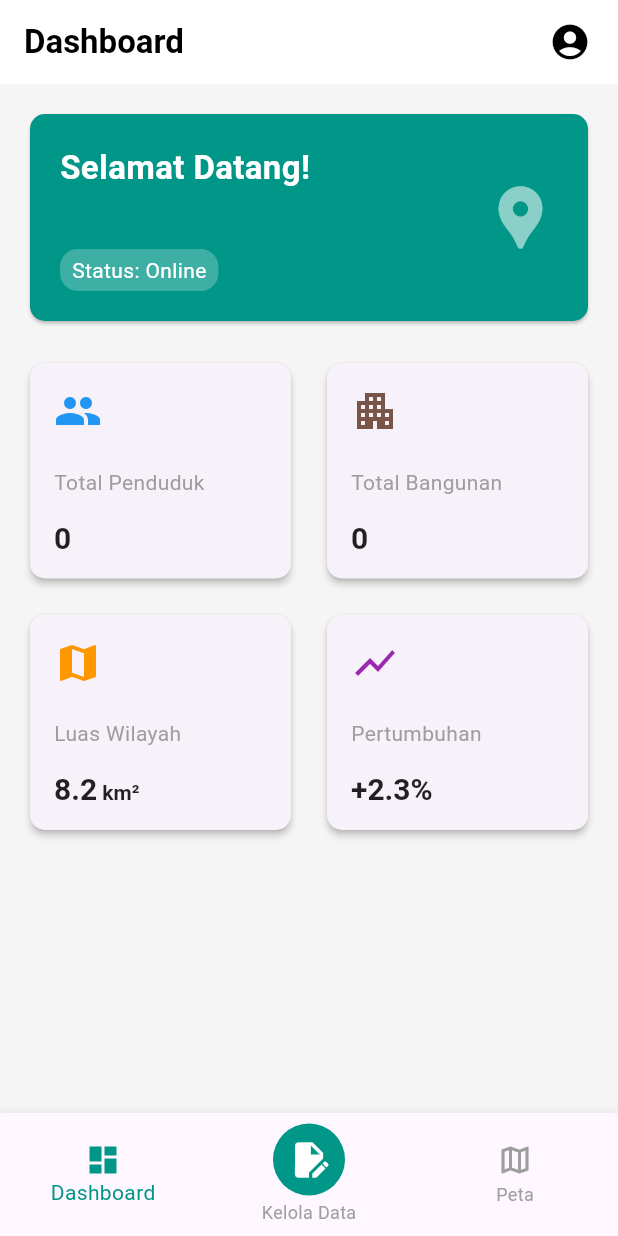
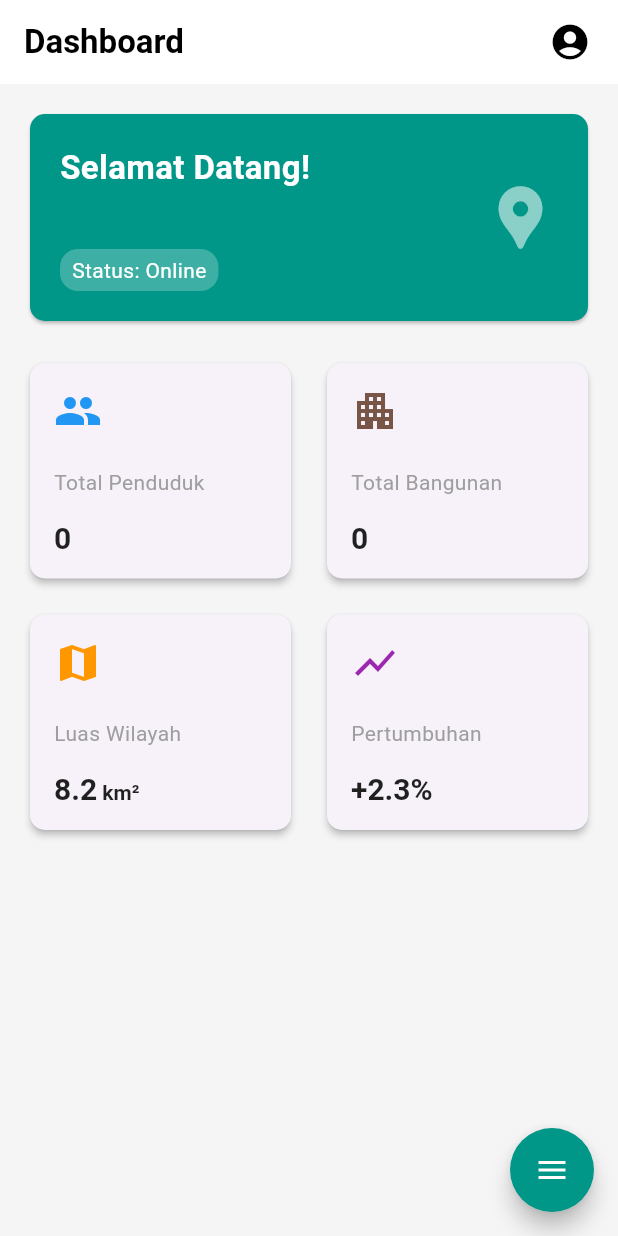
Before and after one commit to aruhaxs/siges_mobile, a Flutter app: the screen it shows once a user with an empty profile is signed in, on a phone screen of 412 x 824 dp. Run offline on Flutter 3.47's test engine with Material 3 defaults, Android fonts, the phone set to English and light mode, and no system bars; drawn by our look-alikes of flutter_speed_dial; our stand-ins replace firebase_auth, firebase_core, firebase_database, flutter_map, google_sign_in, googleapis_auth and 3 more; missing offline and left inert: googleapis; accounts and stored records are empty; generated files the repository leaves out were written again.

Commit message:
feat: redesign main screens

```diff
--- a/lib/src/screens/dashboard_screen.dart
+++ b/lib/src/screens/dashboard_screen.dart
@@ -3,7 +3,6 @@ import 'package:flutter/material.dart';
 import 'package:firebase_auth/firebase_auth.dart';
 import 'package:firebase_database/firebase_database.dart';
 import 'package:internet_connection_checker_plus/internet_connection_checker_plus.dart';
-import 'dart:collection';
 
 class DashboardScreen extends StatefulWidget {
   const DashboardScreen({super.key});
--- a/lib/src/screens/main_screen.dart
+++ b/lib/src/screens/main_screen.dart
@@ -1,8 +1,9 @@
 import 'package:flutter/material.dart';
+import 'package:flutter_speed_dial/flutter_speed_dial.dart';
 import 'package:apk_sukorame/src/screens/dashboard_screen.dart';
 import 'package:apk_sukorame/src/screens/map_screen.dart';
 import 'package:apk_sukorame/src/screens/buildings/manage_buildings_screen.dart';
-import 'package:apk_sukorame/src/screens/populations/manage_populations_screen.dart'; // Import baru
+import 'package:apk_sukorame/src/screens/populations/manage_populations_screen.dart';
 
 class MainScreen extends StatefulWidget {
   const MainScreen({super.key});
@@ -14,98 +15,74 @@ class MainScreen extends StatefulWidget {
 class _MainScreenState extends State<MainScreen> {
   int _selectedIndex = 0;
 
-  // Halaman Dashboard dan Peta tetap, Kelola Data dipicu oleh tombol tengah
   static const List<Widget> _pages = <Widget>[
     DashboardScreen(),
     MapScreen(),
   ];
 
-  void _onItemTapped(int index) {
-    if (index == 1) {
-      // Tombol tengah ditekan
-      _showManageDataOptions();
-    } else {
-      // Mengatur indeks untuk Dashboard (0) dan Peta (2 -> 1)
-      setState(() {
-        _selectedIndex = (index > 1) ? index - 1 : index;
-      });
-    }
-  }
-
-  void _showManageDataOptions() {
-    showModalBottomSheet(
-      context: context,
-      builder: (context) {
-        return Wrap(
-          children: <Widget>[
-            ListTile(
-              leading: const Icon(Icons.apartment),
-              title: const Text('Kelola Data Bangunan'),
-              onTap: () {
-                Navigator.pop(context); // Tutup bottom sheet
-                Navigator.push(context, MaterialPageRoute(builder: (context) => const ManageDataScreen()));
-              },
-            ),
-            ListTile(
-              leading: const Icon(Icons.people_alt),
-              title: const Text('Kelola Data Kependudukan'),
-              onTap: () {
-                Navigator.pop(context); // Tutup bottom sheet
-                Navigator.push(context, MaterialPageRoute(builder: (context) => const ManagePopulationsScreen()));
-              },
-            ),
-          ],
-        );
-      },
-    );
+  void _navigateTo(Widget screen) {
+    Navigator.push(context, MaterialPageRoute(builder: (context) => screen));
   }
 
   @override
   Widget build(BuildContext context) {
-    // Menentukan currentIndex yang benar untuk BottomNavigationBar
-    int navIndex;
-    if (_selectedIndex == 0) { // Dashboard
-      navIndex = 0;
-    } else if (_selectedIndex == 1) { // Peta
-      navIndex = 2;
-    } else {
-      navIndex = 0; // Default
-    }
-
     return Scaffold(
       body: IndexedStack(
         index: _selectedIndex,
         children: _pages,
       ),
-      bottomNavigationBar: BottomNavigationBar(
-        type: BottomNavigationBarType.fixed,
-        items: <BottomNavigationBarItem>[
-          const BottomNavigationBarItem(
-            icon: Icon(Icons.dashboard_outlined),
-            activeIcon: Icon(Icons.dashboard),
+      floatingActionButton: SpeedDial(
+        animatedIcon: AnimatedIcons.menu_close,
+        backgroundColor: Colors.teal,
+        foregroundColor: Colors.white,
+        overlayColor: Colors.black,
+        overlayOpacity: 0.5,
+        animationCurve: Curves.bounceInOut,
+        animationDuration: const Duration(milliseconds: 300),
+        children: [
+          _buildSpeedDialChild(
+            icon: Icons.people_alt,
+            backgroundColor: Colors.orange,
+            label: 'Penduduk',
+            onTap: () => _navigateTo(const ManagePopulationsScreen()),
+          ),
+          _buildSpeedDialChild(
+            icon: Icons.apartment,
+            backgroundColor: Colors.blue,
+            label: 'Bangunan',
+            onTap: () => _navigateTo(const ManageBuildingsScreen()),
+          ),
+          _buildSpeedDialChild(
+            icon: Icons.map,
+            backgroundColor: Colors.red,
+            label: 'Peta',
+            onTap: () => setState(() => _selectedIndex = 1),
+          ),
+          _buildSpeedDialChild(
+            icon: Icons.dashboard,
+            backgroundColor: Colors.green,
             label: 'Dashboard',
-          ),
-          BottomNavigationBarItem(
-            icon: CircleAvatar(
-              radius: 24,
-              backgroundColor: Colors.teal,
-              child: const Icon(Icons.edit_document, color: Colors.white, size: 28),
-            ),
-            label: 'Kelola Data',
-          ),
-          const BottomNavigationBarItem(
-            icon: Icon(Icons.map_outlined),
-            activeIcon: Icon(Icons.map),
-            label: 'Peta',
+            onTap: () => setState(() => _selectedIndex = 0),
           ),
         ],
-        currentIndex: navIndex, // Menggunakan navIndex yang sudah dihitung
-        onTap: _onItemTapped,
-        selectedItemColor: Colors.teal,
-        unselectedItemColor: Colors.grey,
-        showSelectedLabels: true,
-        showUnselectedLabels: true,
       ),
     );
   }
+
+  SpeedDialChild _buildSpeedDialChild({
+    required IconData icon,
+    required Color backgroundColor,
+    required String label,
+    required VoidCallback onTap,
+  }) {
+    return SpeedDialChild(
+      child: Icon(icon),
+      backgroundColor: backgroundColor,
+      foregroundColor: Colors.white,
+      label: label,
+      labelStyle: const TextStyle(fontSize: 14.0, color: Colors.black),
+      labelBackgroundColor: Colors.white,
+      onTap: onTap,
+    );
+  }
 }
--- a/pubspec.yaml
+++ b/pubspec.yaml
@@ -43,6 +43,7 @@ dependencies:
   image_picker: ^1.1.2
   connectivity_plus: ^6.0.3
   internet_connection_checker_plus: ^2.3.0
+  flutter_speed_dial: ^7.0.0
 
   # The following adds the Cupertino Icons font to your application.
   # Use with the CupertinoIcons class for iOS style icons.
```
Also changed, not shown: lib/src/screens/buildings/manage_buildings_screen.dart (+4 -4 lines), pubspec.lock.
